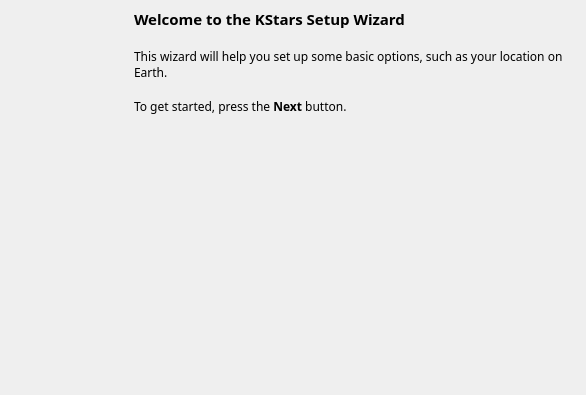
First picture: the form in kstars/wizwelcome.ui, repository KDE/kstars, before the edit.
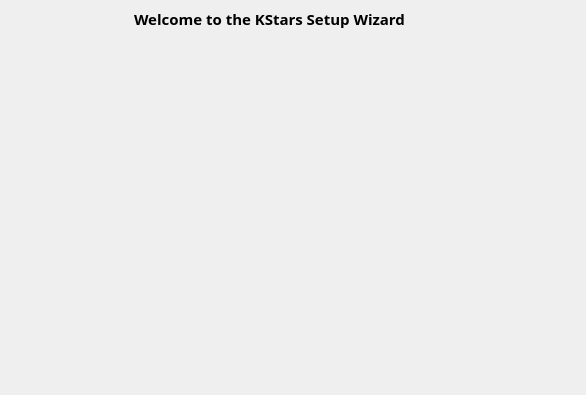
Second picture: the form after the edit.

Commit message:
Draw the label on the centered object and user-added labels with a higher priority (by drawing them first in SkyMapComposite::draw()), rather than using drawRudeNameLabel()
Thanks for the suggestion, James

Diff of the .ui file:
```diff
--- a/kstars/wizwelcome.ui
+++ b/kstars/wizwelcome.ui
@@ -85,7 +85,7 @@
      <item>
       <widget class="QLabel" name="WelcomeText" >
        <property name="text" >
-        <string>&lt;html>&lt;head>&lt;meta name=&quot;qrichtext&quot; content=&quot;1&quot; />&lt;/head>&lt;body style=&quot; white-space: pre-wrap; font-family:Sans Serif; font-weight:400; font-style:normal; text-decoration:none;&quot;>&lt;p style=&quot; margin-top:0px; margin-bottom:0px; margin-left:0px; margin-right:0px; -qt-block-indent:0; text-indent:0px;&quot;>This wizard will help you set up some basic options, such as your location on Earth.&lt;/p>&lt;p style=&quot;-qt-paragraph-type:empty; margin-top:0px; margin-bottom:0px; margin-left:0px; margin-right:0px; -qt-block-indent:0; text-indent:0px;&quot;>&lt;/p>&lt;p style=&quot; margin-top:0px; margin-bottom:0px; margin-left:0px; margin-right:0px; -qt-block-indent:0; text-indent:0px;&quot;>To get started, press the &lt;span style=&quot; font-weight:600;&quot;>Next&lt;/span> button.&lt;/p>&lt;/body>&lt;/html></string>
+        <string><html><head></head><body><p>This wizard will help you set up some basic options, such as your location on Earth.</p><p></p><p>To get started, press the <span style=" font-weight:600;">Next</span> button.</p></body></html></string>
        </property>
        <property name="wordWrap" >
         <bool>true</bool>
```
The commit also changes 5 other files.
